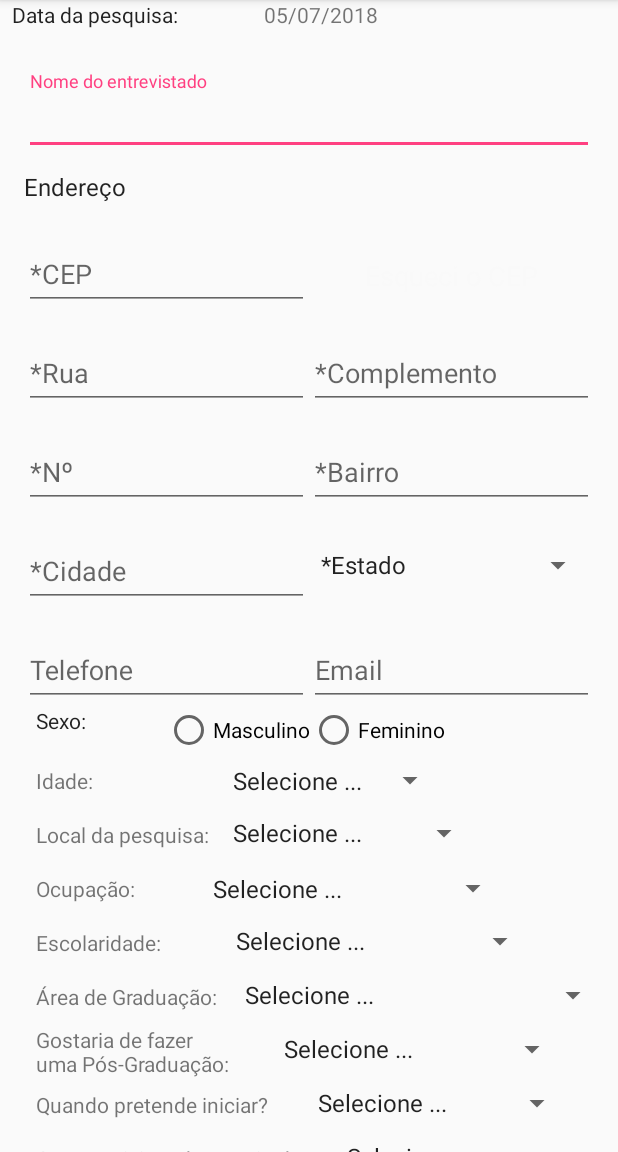
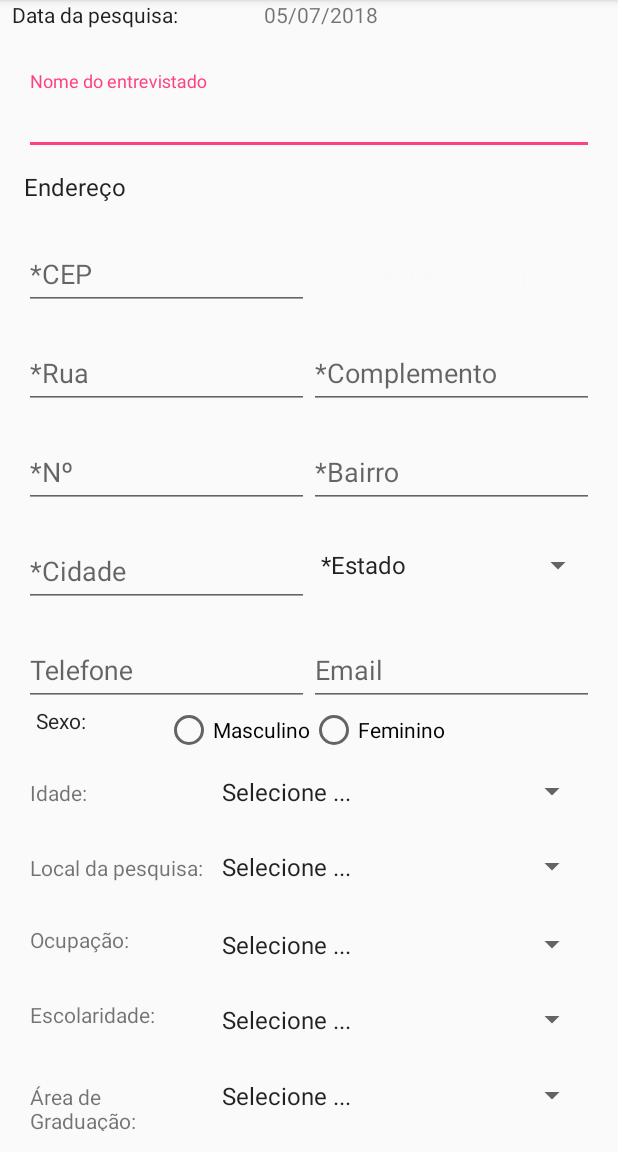
Before and after one commit to weslei-dias/pesquisabrasileira, an Android app: the screen it shows after launch (MainActivity), after a tap on an icon or button, on a phone screen of 412 x 824 dp, the part 84-1236 px from its top. Run offline under Robolectric (Android 15) with nearby library versions, the phone set to English and light mode, and no system bars; plain views replace MaskEditText; 3 statements that could not run were skipped.

Commit message:
Alinhamento dos selects

```diff
--- a/app/src/main/res/layout/content_cadastro.xml
+++ b/app/src/main/res/layout/content_cadastro.xml
@@ -5,8 +5,7 @@
     android:layout_width="match_parent"
     android:layout_height="match_parent"
     app:layout_behavior="@string/appbar_scrolling_view_behavior"
-    tools:context="com.domain.androidcrud.MainActivity"
-    tools:showIn="@layout/activity_main">
+    tools:context="com.domain.androidcrud.MainActivity">
 
     <android.support.v4.widget.NestedScrollView
         android:layout_width="match_parent"
@@ -50,7 +49,7 @@
             <android.support.design.widget.TextInputLayout
                 android:id="@+id/layout_dados_user"
                 android:layout_width="match_parent"
-                android:layout_height="757dp"
+                android:layout_height="944dp"
                 android:layout_marginBottom="28dp"
                 android:layout_marginEnd="16dp"
                 android:layout_marginLeft="16dp"
@@ -340,254 +339,183 @@
 
                 </android.support.constraint.ConstraintLayout>
 
-                <android.support.constraint.ConstraintLayout
+                <LinearLayout
                     android:id="@+id/ll_fieldset_6"
                     android:layout_width="match_parent"
-                    android:layout_height="36dp"
-                    android:layout_alignParentLeft="true"
-                    android:layout_alignParentStart="true"
-                    android:orientation="horizontal">
+                    android:layout_height="50dp"
+                    android:orientation="horizontal"
+                    android:padding="4dp">
 
                     <TextView
                         android:id="@+id/txtIdade"
-                        android:layout_width="wrap_content"
+                        android:layout_width="120dp"
                         android:layout_height="wrap_content"
-                        android:layout_marginLeft="8dp"
-                        android:layout_marginTop="8dp"
                         android:text="Idade:"
-                        android:textSize="14sp"
-                        app:layout_constraintLeft_toLeftOf="parent"
-                        app:layout_constraintTop_toTopOf="parent" />
+                        android:textSize="14sp" />
 
                     <Spinner
                         android:id="@+id/spnIdade"
-                        android:layout_width="wrap_content"
-                        android:layout_height="27dp"
-                        android:layout_marginLeft="85dp"
-                        android:layout_marginStart="85dp"
-                        android:layout_marginTop="4dp"
+                        android:layout_width="match_parent"
+                        android:layout_height="match_parent"
                         android:entries="@array/idades"
-                        android:spinnerMode="dialog"
-                        app:layout_constraintStart_toEndOf="@+id/txtIdade"
-                        app:layout_constraintTop_toTopOf="parent" />
-                </android.support.constraint.ConstraintLayout>
+                        android:spinnerMode="dialog" />
+                </LinearLayout>
 
-                <android.support.constraint.ConstraintLayout
-                    android:id="@+id/linearLayout2"
+                <LinearLayout
+                    android:id="@+id/ll_fieldset_7"
                     android:layout_width="match_parent"
-                    android:layout_height="36dp"
-                    android:orientation="horizontal">
+                    android:layout_height="50dp"
+                    android:orientation="horizontal"
+                    android:padding="4dp">
 
                     <TextView
                         android:id="@+id/txtLocalPesquisa"
-                        android:layout_width="wrap_content"
+                        android:layout_width="@dimen/width_label"
                         android:layout_height="wrap_content"
-                        android:layout_marginLeft="8dp"
-                        android:layout_marginTop="8dp"
                         android:text="Local da pesquisa:"
-                        android:textSize="14sp"
-                        app:layout_constraintLeft_toLeftOf="parent"
-                        app:layout_constraintTop_toTopOf="parent" />
+                        android:textSize="14sp" />
 
                     <Spinner
                         android:id="@+id/spnLocalPesquisa"
-                        android:layout_width="wrap_content"
-                        android:layout_height="25dp"
-                        android:layout_marginLeft="8dp"
-                        android:layout_marginStart="8dp"
-                        android:layout_marginTop="4dp"
+                        android:layout_width="match_parent"
+                        android:layout_height="match_parent"
                         android:entries="@array/locais"
-                        android:spinnerMode="dialog"
-                        app:layout_constraintStart_toEndOf="@+id/txtLocalPesquisa"
-                        app:layout_constraintTop_toTopOf="parent" />
-                </android.support.constraint.ConstraintLayout>
+                        android:spinnerMode="dialog" />
+                </LinearLayout>
 
-                <android.support.constraint.ConstraintLayout
-                    android:id="@+id/linearLayout3"
+                <LinearLayout
+                    android:id="@+id/ll_fieldset_8"
                     android:layout_width="match_parent"
-                    android:layout_height="36dp"
-                    android:orientation="horizontal">
+                    android:layout_height="50dp"
+                    android:orientation="horizontal"
+                    android:padding="4dp">
 
                     <TextView
                         android:id="@+id/txtLocalOcupacao"
-                        android:layout_width="wrap_content"
+                        android:layout_width="@dimen/width_label"
                         android:layout_height="wrap_content"
-                        android:layout_marginLeft="8dp"
-                        android:layout_marginTop="8dp"
                         android:text="Ocupação:"
-                        android:textSize="14sp"
-                        app:layout_constraintLeft_toLeftOf="parent"
-                        app:layout_constraintTop_toTopOf="parent" />
+                        android:textSize="14sp" />
 
                     <Spinner
                         android:id="@+id/spnOcupacao"
-                        android:layout_width="wrap_content"
-                        android:layout_height="27dp"
-                        android:layout_marginLeft="44dp"
-                        android:layout_marginStart="44dp"
+                        android:layout_width="match_parent"
+                        android:layout_height="match_parent"
                         android:layout_marginTop="4dp"
                         android:entries="@array/ocupacoes"
-                        android:spinnerMode="dialog"
-                        app:layout_constraintStart_toEndOf="@+id/txtLocalOcupacao"
-                        app:layout_constraintTop_toTopOf="parent" />
-                </android.support.constraint.ConstraintLayout>
+                        android:spinnerMode="dialog" />
+                </LinearLayout>
 
-                <android.support.constraint.ConstraintLayout
-                    android:id="@+id/linearLayout4"
+                <LinearLayout
+                    android:id="@+id/ll_fieldset_9"
                     android:layout_width="match_parent"
-                    android:layout_height="36dp"
-                    android:orientation="horizontal">
+                    android:layout_height="50dp"
+                    android:orientation="horizontal"
+                    android:padding="4dp">
 
                     <TextView
                         android:id="@+id/txtEscolaridade"
-                        android:layout_width="wrap_content"
+                        android:layout_width="@dimen/width_label"
                         android:layout_height="wrap_content"
-                        android:layout_marginLeft="8dp"
-                        android:layout_marginTop="8dp"
                         android:text="Escolaridade:"
-                        android:textSize="14sp"
-                        app:layout_constraintLeft_toLeftOf="parent"
-                        app:layout_constraintTop_toTopOf="parent" />
+                        android:textSize="14sp" />
 
                     <Spinner
                         android:id="@+id/spnEscolaridade"
-                        android:layout_width="wrap_content"
-                        android:layout_height="25dp"
-                        android:layout_marginLeft="16dp"
-                        android:layout_marginStart="16dp"
+                        android:layout_width="match_parent"
+                        android:layout_height="match_parent"
                         android:layout_marginTop="4dp"
                         android:entries="@array/escolaridade"
-                        android:spinnerMode="dialog"
-                        app:layout_constraintEnd_toEndOf="parent"
-                        app:layout_constraintHorizontal_bias="0.4"
-                        app:layout_constraintStart_toEndOf="@+id/txtEscolaridade"
-                        app:layout_constraintTop_toTopOf="parent" />
-                </android.support.constraint.ConstraintLayout>
-                <android.support.constraint.ConstraintLayout
-                    android:id="@+id/linearLayout5"
+                        android:spinnerMode="dialog" />
+                </LinearLayout>
+
+                <LinearLayout
+                    android:id="@+id/ll_fieldset_10"
                     android:layout_width="match_parent"
-                    android:layout_height="36dp"
-                    android:orientation="horizontal">
+                    android:layout_height="55dp"
+                    android:orientation="horizontal"
+                    android:padding="4dp">
 
                     <TextView
                         android:id="@+id/txtArea"
-                        android:layout_width="wrap_content"
+                        android:layout_width="@dimen/width_label"
                         android:layout_height="wrap_content"
-                        android:layout_marginLeft="8dp"
-                        android:layout_marginTop="8dp"
                         android:text="Área de Graduação:"
-                        android:textSize="14sp"
-                        app:layout_constraintLeft_toLeftOf="parent"
-                        app:layout_constraintTop_toTopOf="parent" />
+                        android:textSize="14sp" />
 
                     <Spinner
                         android:id="@+id/spnAreaGraduacao"
-                        android:layout_width="wrap_content"
-                        android:layout_height="25dp"
-                        android:layout_marginLeft="16dp"
-                        android:layout_marginStart="16dp"
-                        android:layout_marginTop="4dp"
+                        android:layout_width="match_parent"
+                        android:layout_height="match_parent"
                         android:entries="@array/areas"
-                        android:spinnerMode="dialog"
-                        app:layout_constraintEnd_toEndOf="parent"
-                        app:layout_constraintHorizontal_bias="0.4"
-                        app:layout_constraintStart_toEndOf="@+id/txtArea"
-                        app:layout_constraintTop_toTopOf="parent" />
-                </android.support.constraint.ConstraintLayout>
-                <android.support.constraint.ConstraintLayout
-                    android:id="@+id/linearLayout6"
+                        android:spinnerMode="dialog" />
+                </LinearLayout>
+
+                <LinearLayout
+                    android:id="@+id/ll_fieldset_11"
                     android:layout_width="match_parent"
-                    android:layout_height="36dp"
-                    android:orientation="horizontal">
+                    android:layout_height="wrap_content"
+                    android:orientation="horizontal"
+                    android:padding="4dp">
 
                     <TextView
                         android:id="@+id/txtPos"
-                        android:layout_width="wrap_content"
+                        android:layout_width="@dimen/width_label"
                         android:layout_height="wrap_content"
-                        android:layout_marginBottom="8dp"
-                        android:layout_marginLeft="8dp"
-                        android:layout_marginTop="8dp"
                         android:text="Gostaria de fazer\numa Pós-Graduação:"
-                        android:textSize="14sp"
-                        app:layout_constraintBottom_toBottomOf="parent"
-                        app:layout_constraintLeft_toLeftOf="parent"
-                        app:layout_constraintTop_toTopOf="parent" />
+                        android:textSize="14sp" />
 
                     <Spinner
                         android:id="@+id/spnGostariaPos"
-                        android:layout_width="wrap_content"
-                        android:layout_height="25dp"
-                        android:layout_marginLeft="16dp"
-                        android:layout_marginStart="16dp"
-                        android:layout_marginTop="4dp"
+                        android:layout_width="match_parent"
+                        android:layout_height="match_parent"
                         android:entries="@array/escolhasPos"
-                        android:spinnerMode="dialog"
-                        app:layout_constraintEnd_toEndOf="parent"
-                        app:layout_constraintHorizontal_bias="0.4"
-                        app:layout_constraintStart_toEndOf="@+id/txtPos"
-                        app:layout_constraintTop_toTopOf="parent" />
-                </android.support.constraint.ConstraintLayout>
-                <android.support.constraint.ConstraintLayout
-                    android:id="@+id/linearLayout7"
+                        android:spinnerMode="dialog" />
+                </LinearLayout>
+
+                <LinearLayout
+                    android:id="@+id/ll_fieldset_12"
                     android:layout_width="match_parent"
-                    android:layout_height="36dp"
-                    android:orientation="horizontal">
+                    android:layout_height="wrap_content"
+                    android:orientation="horizontal"
+                    android:padding="4dp">
 
                     <TextView
                         android:id="@+id/txtInicioPos"
-                        android:layout_width="wrap_content"
+                        android:layout_width="@dimen/width_label"
                         android:layout_height="wrap_content"
-                        android:layout_marginLeft="8dp"
-                        android:layout_marginTop="8dp"
                         android:text="Quando pretende iniciar?"
-                        android:textSize="14sp"
-                        app:layout_constraintLeft_toLeftOf="parent"
-                        app:layout_constraintTop_toTopOf="parent" />
+                        android:textSize="14sp" />
 
                     <Spinner
                         android:id="@+id/spnInicioPos"
-                        android:layout_width="wrap_content"
-                        android:layout_height="25dp"
-                        android:layout_marginLeft="16dp"
-                        android:layout_marginStart="16dp"
-                        android:layout_marginTop="4dp"
+                        android:layout_width="match_parent"
+                        android:layout_height="match_parent"
                         android:entries="@array/inicioPos"
-                        android:spinnerMode="dialog"
-                        app:layout_constraintEnd_toEndOf="parent"
-                        app:layout_constraintHorizontal_bias="0.4"
-                        app:layout_constraintStart_toEndOf="@+id/txtInicioPos"
-                        app:layout_constraintTop_toTopOf="parent" />
-                </android.support.constraint.ConstraintLayout>
-                <android.support.constraint.ConstraintLayout
-                    android:id="@+id/linearLayout8"
+                        android:spinnerMode="dialog" />
+                </LinearLayout>
+
+                <LinearLayout
+                    android:id="@+id/ll_fieldset_13"
                     android:layout_width="match_parent"
-                    android:layout_height="36dp"
-                    android:orientation="horizontal">
+                    android:layout_height="wrap_content"
+                    android:orientation="horizontal"
+                    android:padding="4dp">
 
                     <TextView
                         android:id="@+id/txtSorteioPos"
-                        android:layout_width="wrap_content"
+                        android:layout_width="@dimen/width_label"
                         android:layout_height="wrap_content"
-                        android:layout_marginLeft="8dp"
-                        android:layout_marginTop="8dp"
                         android:text="Quer participar do sorteio dos\ncursos de pós graduação ou\nde extenção gratuitos?"
-                        android:textSize="14sp"
-                        app:layout_constraintLeft_toLeftOf="parent"
-                        app:layout_constraintTop_toTopOf="parent" />
+                        android:textSize="14sp" />
 
                     <Spinner
                         android:id="@+id/spnSorteio"
-                        android:layout_width="wrap_content"
-                        android:layout_height="25dp"
-                        android:layout_marginLeft="16dp"
-                        android:layout_marginStart="16dp"
-                        android:layout_marginTop="4dp"
+                        android:layout_width="match_parent"
+                        android:layout_height="match_parent"
                         android:entries="@array/participarSorteio"
-                        android:spinnerMode="dialog"
-                        app:layout_constraintEnd_toEndOf="parent"
-                        app:layout_constraintHorizontal_bias="0.4"
-                        app:layout_constraintTop_toTopOf="parent" />
-                </android.support.constraint.ConstraintLayout>
+                        android:spinnerMode="dialog" />
+                </LinearLayout>
 
 
             </android.support.design.widget.TextInputLayout>
--- a/app/src/main/res/values/dimens.xml
+++ b/app/src/main/res/values/dimens.xml
@@ -1,3 +1,6 @@
 <resources>
+
     <dimen name="fab_margin">16dp</dimen>
+    <dimen name="width_label">120dp</dimen>
+
 </resources>
```
